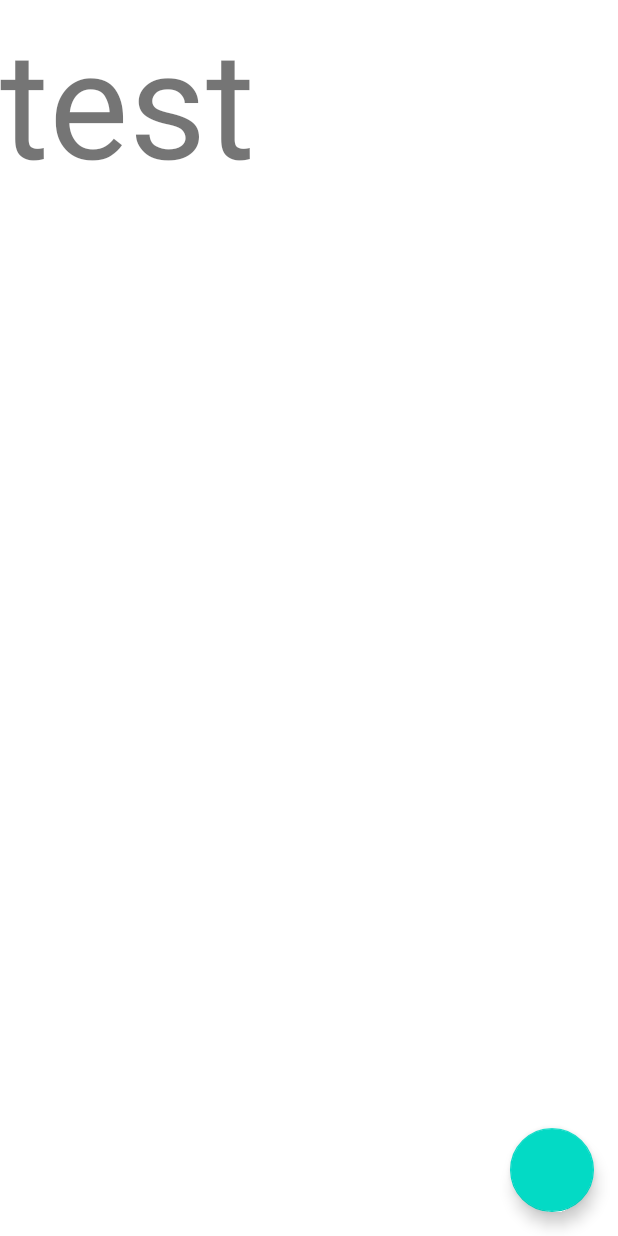
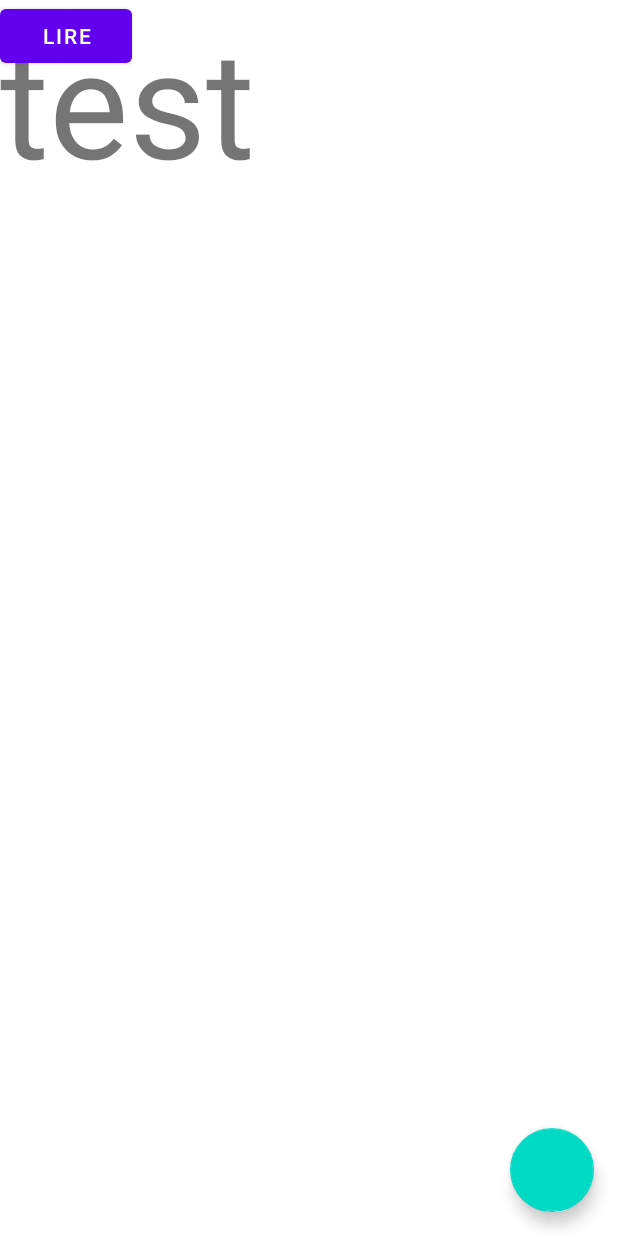
Before and after one commit to jduplaix/SportTrack, an Android app: the screen it shows after launch (SportsActivity), after a tap on "MES SPORTS", on a phone screen of 412 x 824 dp. Run offline under Robolectric (Android 15) with nearby library versions, the phone set to English and light mode, and no system bars; our stand-ins replace Room's generated code.

Commit message:
Feat: Ajout SportActivity + DB + Room. Test insertion OK

```diff
--- a/app/build.gradle
+++ b/app/build.gradle
@@ -30,6 +30,10 @@ android {
 
 dependencies {
 
+    def room_version = "2.2.6"
+    implementation "androidx.room:room-runtime:$room_version"
+    annotationProcessor "androidx.room:room-compiler:$room_version"
+
     implementation 'androidx.appcompat:appcompat:1.2.0'
     implementation 'com.google.android.material:material:1.2.1'
     implementation 'androidx.constraintlayout:constraintlayout:2.0.4'
--- a/app/src/main/java/com/example/sporttrack/MenuActivity.java
+++ b/app/src/main/java/com/example/sporttrack/MenuActivity.java
@@ -9,7 +9,7 @@ import android.view.LayoutInflater;
 import android.view.View;
 import android.widget.Toast;
 
-public class MenuActivity extends AppCompatActivity {
+public class MenuActivity extends MyApplication {
 
     @Override
     protected void onCreate(Bundle savedInstanceState) {
--- a/app/src/main/java/com/example/sporttrack/MyApplication.java
+++ b/app/src/main/java/com/example/sporttrack/MyApplication.java
@@ -4,11 +4,23 @@ import android.os.Bundle;
 
 import androidx.annotation.Nullable;
 import androidx.appcompat.app.AppCompatActivity;
+import androidx.room.Room;
+
+import com.example.sporttrack.db.AppDb;
 
 public abstract class MyApplication extends AppCompatActivity {
+
+    private AppDb db;
 
     @Override
     protected void onCreate(@Nullable Bundle savedInstanceState) {
         super.onCreate(savedInstanceState);
+
+        db = Room.databaseBuilder(getApplicationContext(),
+                AppDb.class,"database-name").allowMainThreadQueries().build();
+    }
+
+    public AppDb getDb(){
+        return db;
     }
 }
--- a/app/src/main/java/com/example/sporttrack/SportsActivity.java
+++ b/app/src/main/java/com/example/sporttrack/SportsActivity.java
@@ -2,14 +2,36 @@ package com.example.sporttrack;
 
 
 import android.os.Bundle;
+import android.view.View;
 
 import androidx.annotation.Nullable;
 
-public class SportsActivity extends MyApplication{
+import com.example.sporttrack.db.AppDb;
+import com.example.sporttrack.db.Sport;
+
+public class SportsActivity extends MyApplication {
 
     @Override
     protected void onCreate(@Nullable Bundle savedInstanceState) {
         super.onCreate(savedInstanceState);
         setContentView(R.layout.activity_sports);
+
+        AppDb db = getDb();
+
+        //MOCK : test écriture d'un sport en base
+        findViewById(R.id.fab).setOnClickListener(v -> {
+            Sport sp = new Sport();
+            sp.label = "foot";
+            sp.trackLength = false;
+            sp.trackTime = true;
+            db.sportDao().insert(sp);
+        });
+
+        /* WIP : test lecture d'un sport en base
+        findViewById(R.id.lire).setOnClickListener(v -> {
+
+        });*/
+
+        //BUG : On back pressed : revient au menu du tel
     }
 }
--- /dev/null
+++ b/app/src/main/java/com/example/sporttrack/db/AppDb.java
@@ -0,0 +1,9 @@
+package com.example.sporttrack.db;
+
+import androidx.room.Database;
+import androidx.room.RoomDatabase;
+
+@Database(entities = {Sport.class}, version = 1)
+public abstract class AppDb extends RoomDatabase {
+    public abstract SportDao sportDao();
+}
--- /dev/null
+++ b/app/src/main/java/com/example/sporttrack/db/SportDao.java
@@ -0,0 +1,20 @@
+package com.example.sporttrack.db;
+
+import androidx.room.Dao;
+import androidx.room.Delete;
+import androidx.room.Insert;
+import androidx.room.Query;
+
+import java.util.List;
+
+@Dao
+public interface SportDao {
+    @Query("SELECT * FROM Sport")
+    List<Sport> getAll();
+
+    @Insert
+    long insert(Sport sport);
+
+    @Delete
+    void delete(Sport sport);
+}
--- a/app/src/main/res/layout/activity_sports.xml
+++ b/app/src/main/res/layout/activity_sports.xml
@@ -9,8 +9,14 @@
         android:text="test"
         android:textSize="100dp"/>
 
+    <Button
+        android:layout_width="wrap_content"
+        android:layout_height="wrap_content"
+        android:text="Lire"
+        android:id="@+id/lire"/>
+
     <com.google.android.material.floatingactionbutton.FloatingActionButton
-        android:id="@+id/floating_action_button"
+        android:id="@+id/fab"
         android:layout_width="wrap_content"
         android:layout_height="wrap_content"
         android:layout_gravity="bottom|right"
```
Also changed, not shown: app/src/main/java/com/example/sporttrack/db/Sport.java (added, +46 -0 lines).
